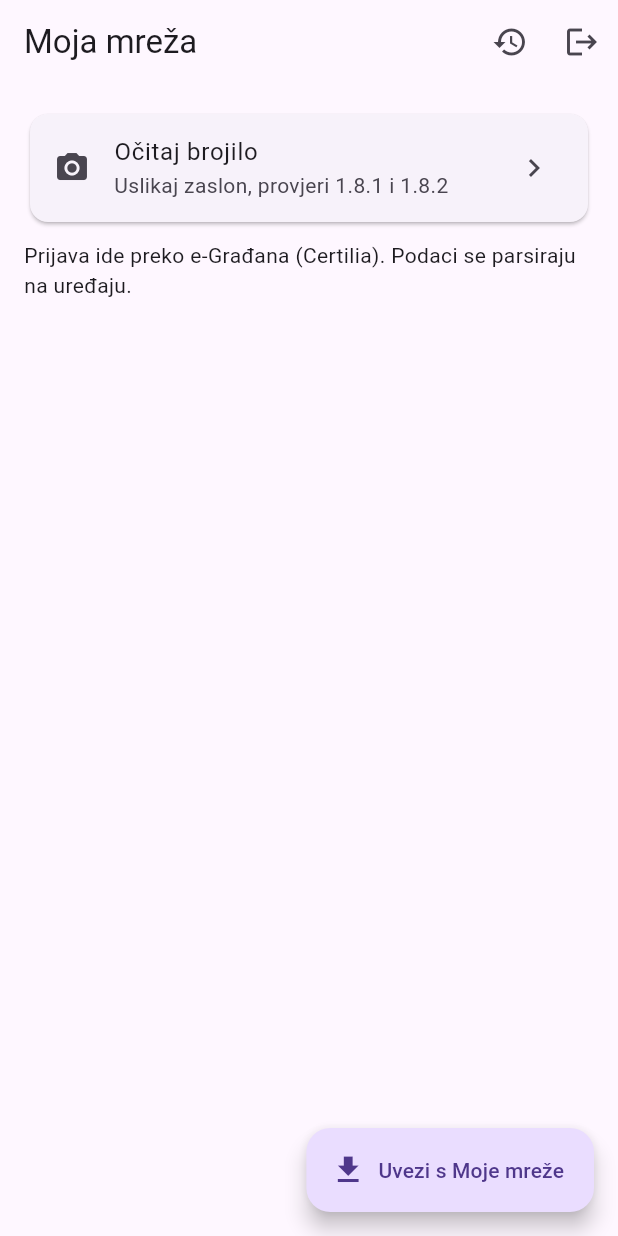
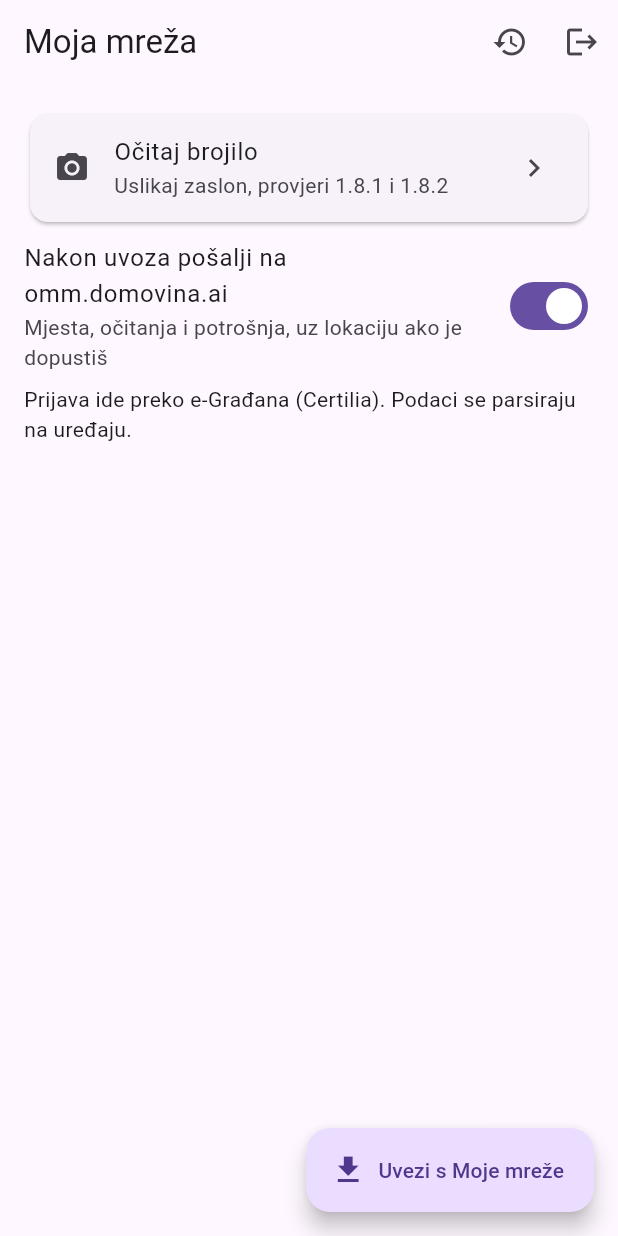
Before and after one commit to stepanic/flutter_moja_mreza, a Flutter app: the screen it shows after launch, after a tap on "Uvezi s Moje mreže", on a phone screen of 412 x 824 dp. Run offline on Flutter 3.47's test engine with Material 3 defaults, Android fonts, the phone set to English and light mode, and no system bars; our stand-ins replace geolocator, image_picker, plugin_platform_interface, shared_preferences, web.

Commit message:
feat(example): uvoz se sam šalje na omm.domovina.ai
Prekidač „Nakon uvoza pošalji na omm.domovina.ai“, zadano uključen i
zapamćen u SharedPreferences, kao kvačica u extensionu.

Co-Authored-By: Claude Opus 5.5 <noreply@anthropic.com>

```diff
--- a/example/lib/main.dart
+++ b/example/lib/main.dart
@@ -5,6 +5,7 @@ import 'package:flutter/foundation.dart';
 import 'package:flutter/material.dart';
 import 'package:flutter_moja_mreza/flutter_moja_mreza.dart';
 import 'package:flutter_moja_mreza/flutter_moja_mreza_platform_interface.dart';
+import 'package:shared_preferences/shared_preferences.dart';
 import 'package:url_launcher/url_launcher.dart';
 
 import 'ocitaj_stranica.dart';
@@ -69,7 +70,25 @@ class _HomePageState extends State<HomePage> {
   String? _greska;
   bool _radi = false;
 
+  /// Nakon uvoza sam pošalji snimak na omm.domovina.ai. Isto kao kvačica u
+  /// extensionu: uključeno dok je korisnik ne isključi, pamti se.
+  bool _autoSlanje = true;
+
+  @override
+  void initState() {
+    super.initState();
+    SharedPreferences.getInstance().then((p) {
+      if (mounted) setState(() => _autoSlanje = p.getBool('auto-omm') ?? true);
+    });
+  }
+
+  Future<void> _postaviAutoSlanje(bool v) async {
+    setState(() => _autoSlanje = v);
+    await (await SharedPreferences.getInstance()).setBool('auto-omm', v);
+  }
+
   Future<void> _uvezi() async {
+    HepUvoz? novi;
     setState(() {
       _radi = true;
       _greska = null;
@@ -80,12 +99,15 @@ class _HomePageState extends State<HomePage> {
         // Za usporedbu s parserom: cijeli rezultat u konzolu.
         debugPrint(const JsonEncoder.withIndent('  ').convert(uvoz.toJson()));
         setState(() => _uvoz = uvoz);
+        novi = uvoz;
       }
     } on MojaMrezaIznimka catch (e) {
       setState(() => _greska = e.toString());
     } finally {
       if (mounted) setState(() => _radi = false);
     }
+    // Nakon duge prijave rijetko tko još klikne gumb, pa slanje kreće samo.
+    if (novi != null && _autoSlanje && mounted) await _posaljiSnimak();
   }
 
   /// Uvoz kao snimak na omm.domovina.ai, uz lokaciju ako je dopuštena.
@@ -183,7 +205,15 @@ class _HomePageState extends State<HomePage> {
               ),
             ),
           ),
-          const SizedBox(height: 8),
+          SwitchListTile(
+            contentPadding: EdgeInsets.zero,
+            value: _autoSlanje,
+            onChanged: _radi ? null : _postaviAutoSlanje,
+            title: const Text('Nakon uvoza pošalji na omm.domovina.ai'),
+            subtitle: const Text(
+              'Mjesta, očitanja i potrošnja, uz lokaciju ako je dopustiš',
+            ),
+          ),
           if (uvoz == null && _greska == null)
             const Text(
               'Prijava ide preko e-Građana (Certilia). Podaci se parsiraju na uređaju.',
```
